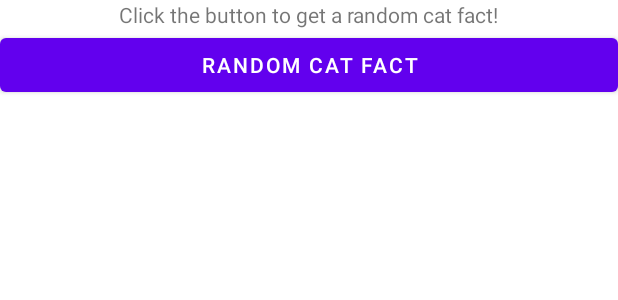
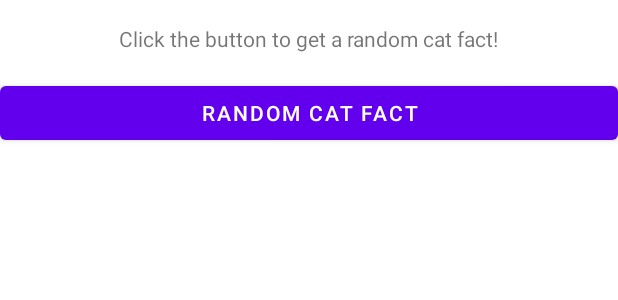
Before and after one commit to chrisabbod/cat-facts, an Android app: the layout activity_main.xml on its own in the app's theme, with its tools: preview values and no code run, on a phone screen of 412 x 824 dp. Shown: the top 300 px of the screen. Run offline under Robolectric (Android 15) with nearby library versions, the phone set to English and light mode, and no system bars.

Commit message:
Add margin to textview and button

```diff
--- a/app/src/main/res/layout/activity_main.xml
+++ b/app/src/main/res/layout/activity_main.xml
@@ -10,6 +10,7 @@
         android:id="@+id/tv_random_fact"
         android:layout_width="wrap_content"
         android:layout_height="wrap_content"
+        android:layout_marginTop="16dp"
         android:text="@string/random_fact"
         app:layout_constraintEnd_toEndOf="parent"
         app:layout_constraintStart_toStartOf="parent"
@@ -19,6 +20,7 @@
         android:id="@+id/btn_random_fact"
         android:layout_width="match_parent"
         android:layout_height="wrap_content"
+        android:layout_marginTop="16dp"
         android:text="@string/button_random_cat_fact"
         app:layout_constraintEnd_toEndOf="parent"
         app:layout_constraintStart_toStartOf="parent"
```
